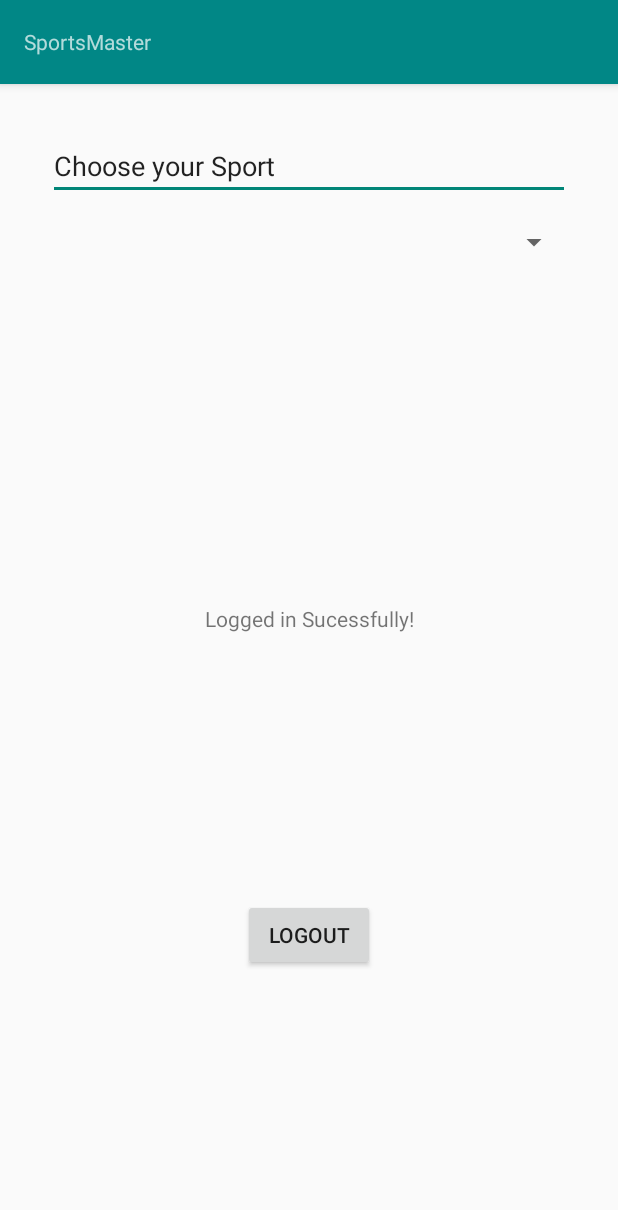
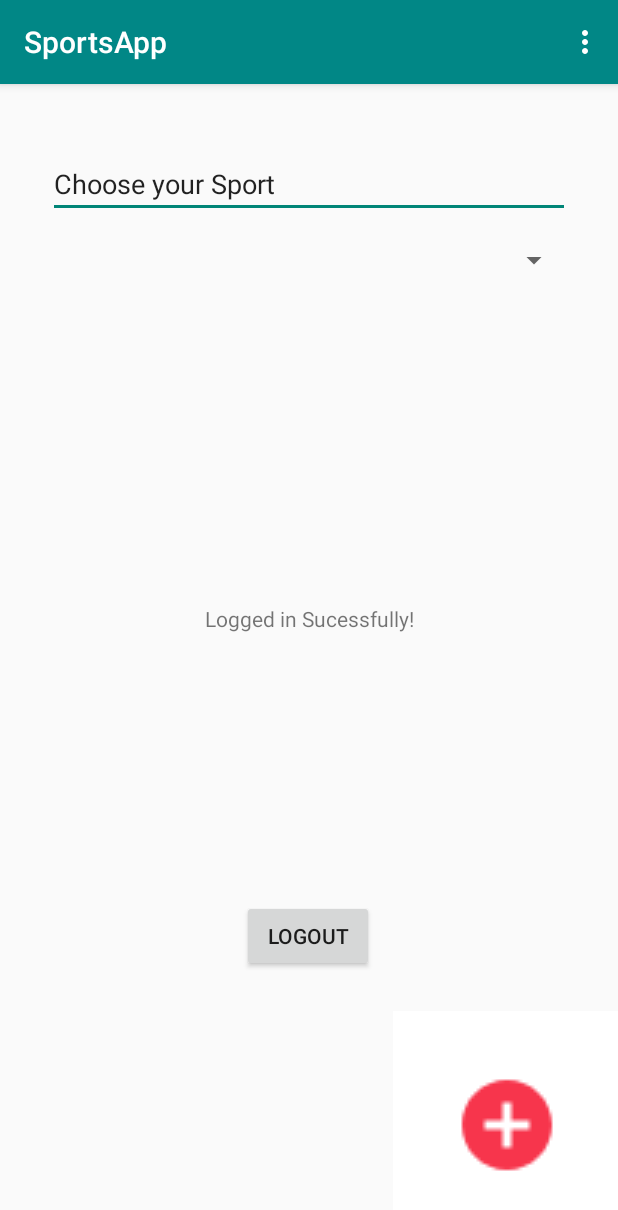
Before and after one commit to dominik-bregovic/My_Sports_App, an Android app: the MainActivity screen opened directly, with no data from a screen before it, on a phone screen of 412 x 824 dp. Shown: the top 1210 px of the screen. Run offline under Robolectric (Android 15) with nearby library versions, the phone set to English and light mode, and no system bars; our stand-ins replace Firebase (no records; nobody signed in at launch, a user with empty details on screens opened directly).

Commit message:
added toolbar to main

```diff
--- a/app/src/main/java/com/example/sports_app/MainActivity.kt
+++ b/app/src/main/java/com/example/sports_app/MainActivity.kt
@@ -3,7 +3,10 @@ package com.example.sports_app
 import android.content.Intent
 import androidx.appcompat.app.AppCompatActivity
 import android.os.Bundle
-import android.widget.Button
+import android.view.Menu
+import android.view.MenuItem
+import android.view.View
+import android.widget.*
 import androidx.appcompat.widget.Toolbar
 import com.google.firebase.auth.FirebaseAuth
 
@@ -15,18 +18,71 @@ class MainActivity : AppCompatActivity() {
         val toolbar = findViewById<Toolbar>(R.id.toolbar)
         setSupportActionBar(toolbar)
 
-
-
-
-
-
-
+        val addButton = findViewById<ImageButton>(R.id.btn_main_add)
+        addButton.setOnClickListener{
+            startActivity(Intent(this@MainActivity, AddingDataActivity::class.java))
+            finish()
+        }
         val logoutButton = findViewById<Button>(R.id.btn_main_logout)
         logoutButton.setOnClickListener{
             FirebaseAuth.getInstance().signOut()
-
-            startActivity(Intent(this@MainActivity, AddingDataActivity::class.java))
+            startActivity(Intent(this@MainActivity, LoginActivity::class.java))
             finish()
         }
+
+        createSpinner()
+    }
+
+    fun createSpinner(){
+        val db = DBHelper(this, null)
+        val courser = db.getSports()
+        val list: MutableList<String> = ArrayList()
+        val spinner = findViewById<Spinner>(R.id.spinnerSports)
+        courser!!.moveToFirst()
+        try {
+            while (courser.moveToNext()) {
+                list.add(courser.getString(courser.getColumnIndex(DBHelper.SPORT_COL)))
+            }
+        } finally {
+            courser.close();
+        }
+
+        if (spinner != null) {
+            val adapter = ArrayAdapter(this,
+                android.R.layout.simple_spinner_item, list)
+            spinner.adapter = adapter
+        }
+
+        spinner.onItemSelectedListener = object :
+            AdapterView.OnItemSelectedListener {
+            override fun onItemSelected(parent: AdapterView<*>,
+                                        view: View, position: Int, id: Long) {
+                Toast.makeText(this@MainActivity,
+                    list[position], Toast.LENGTH_SHORT).show()
+            }
+
+            override fun onNothingSelected(parent: AdapterView<*>) {
+                // write code to perform some action
+            }
+        }
+    }
+
+    fun changeToSelectedView(sport: String){
+        startActivity(Intent(this@MainActivity, LoginActivity::class.java))
+        finish()
+    }
+
+    override fun onCreateOptionsMenu(menu: Menu?): Boolean {
+        menuInflater.inflate(R.menu.main_menu, menu)
+        return true
+    }
+
+    override fun onOptionsItemSelected(item: MenuItem): Boolean {
+        if (item.itemId == R.id.tb_menu_logout){
+            FirebaseAuth.getInstance().signOut()
+            startActivity(Intent(this@MainActivity, LoginActivity::class.java))
+            finish()
+        }
+        return super.onOptionsItemSelected(item)
     }
 }
--- /dev/null
+++ b/app/src/main/res/drawable-anydpi/ic_action_add.xml
@@ -0,0 +1,11 @@
+<vector xmlns:android="http://schemas.android.com/apk/res/android"
+    android:width="24dp"
+    android:height="24dp"
+    android:viewportWidth="24"
+    android:viewportHeight="24"
+    android:tint="#F5021F"
+    android:alpha="0.8">
+  <path
+      android:fillColor="@android:color/white"
+      android:pathData="M12,2C6.48,2 2,6.48 2,12s4.48,10 10,10 10,-4.48 10,-10S17.52,2 12,2zM17,13h-4v4h-2v-4L7,13v-2h4L11,7h2v4h4v2z"/>
+</vector>
--- a/app/src/main/res/layout/activity_login.xml
+++ b/app/src/main/res/layout/activity_login.xml
@@ -5,6 +5,7 @@
     android:layout_width="match_parent"
     android:layout_height="match_parent"
     tools:context=".LoginActivity">
+
 
     <ImageView
         android:id="@+id/iv_login_header_picture"
--- a/app/src/main/res/layout/activity_main.xml
+++ b/app/src/main/res/layout/activity_main.xml
@@ -7,8 +7,14 @@
     tools:context=".MainActivity">
 
     <include
-        android:id="@+id/include"
+        android:id="@+id/toolbar"
         layout="@layout/toolbar" />
+
+<!--    <include-->
+<!--        android:id="@+id/tb_menu_logout"-->
+<!--        layout="@layout/toolbar"-->
+<!--        tools:layout_editor_absoluteX="-16dp"-->
+<!--        tools:layout_editor_absoluteY="132dp" />-->
 
     <TextView
         android:id="@+id/textView"
@@ -27,8 +33,10 @@
         android:text="Logout"
         app:layout_constraintBottom_toBottomOf="parent"
         app:layout_constraintEnd_toEndOf="parent"
+        app:layout_constraintHorizontal_bias="0.498"
         app:layout_constraintStart_toStartOf="parent"
-        app:layout_constraintTop_toBottomOf="@+id/textView" />
+        app:layout_constraintTop_toBottomOf="@+id/textView"
+        app:layout_constraintVertical_bias="0.503" />
 
     <Spinner
         android:id="@+id/spinnerSports"
@@ -45,7 +53,7 @@
         android:layout_width="match_parent"
         android:layout_height="wrap_content"
         android:layout_marginStart="32dp"
-        android:layout_marginTop="32dp"
+        android:layout_marginTop="100dp"
         android:layout_marginEnd="32dp"
         android:ems="10"
         android:gravity="start|top"
@@ -54,6 +62,21 @@
         app:layout_constraintEnd_toEndOf="parent"
         app:layout_constraintHorizontal_bias="0.0"
         app:layout_constraintStart_toStartOf="parent"
-        app:layout_constraintTop_toBottomOf="@+id/include" />
+        app:layout_constraintTop_toTopOf="parent" />
+
+    <ImageButton
+        android:id="@+id/btn_main_add"
+        android:layout_width="50dp"
+        android:layout_height="50dp"
+        android:layout_marginEnd="50dp"
+        android:layout_marginBottom="50dp"
+        android:adjustViewBounds="false"
+        android:background="@color/white"
+        android:scaleX="3"
+        android:scaleY="3"
+        app:layout_constraintBottom_toBottomOf="parent"
+        app:layout_constraintEnd_toEndOf="parent"
+        app:srcCompat="@drawable/ic_action_add" />
+
 
 </androidx.constraintlayout.widget.ConstraintLayout>
--- a/app/src/main/res/layout/toolbar.xml
+++ b/app/src/main/res/layout/toolbar.xml
@@ -8,9 +8,6 @@
     android:theme="@style/ThemeOverlay.AppCompat.Dark.ActionBar"
     >
 
-    <TextView
-        android:layout_width="wrap_content"
-        android:layout_height="wrap_content"
-        android:text="SportsMaster"/>
+
 
 </androidx.appcompat.widget.Toolbar>
--- /dev/null
+++ b/app/src/main/res/menu/main_menu.xml
@@ -0,0 +1,10 @@
+<?xml version="1.0" encoding="utf-8"?>
+<menu xmlns:android="http://schemas.android.com/apk/res/android">
+    <item android:id="@+id/tb_menu_logout"
+        android:title="Logout"
+        android:orderInCategory="100"
+        android:actionLayout="@layout/toolbar">
+
+    </item>
+
+</menu>
--- a/app/src/main/res/values/dimen.xml
+++ b/app/src/main/res/values/dimen.xml
@@ -4,6 +4,8 @@
     <dimen name="fab_margin">16dp</dimen>
 
     <!-- Global variables -->
+    <dimen name="tb_toolbar">28sp</dimen>
+
     <dimen name="et_16sp_textsize">16sp</dimen>
     <dimen name="et_16dp_padding">16dp</dimen>
 
--- a/app/src/main/res/values/strings.xml
+++ b/app/src/main/res/values/strings.xml
@@ -7,6 +7,10 @@
     <string name="second_fragment_label">Second Fragment</string>
     <string name="next">Next</string>
     <string name="previous">Previous</string>
+
+    <!-- Toolbar -->
+    <string name="tb_toolbar_title_text">Sports Master</string>
+    <string name="tb_toolbar_logout_text">Logout</string>
 
     <!-- LOGIN SCREEN -->
     <string name="tv_login_title_text">Welcome!</string>
@@ -41,5 +45,7 @@
     <string name="et_addingdata_item_text">Enter item</string>
     <string name="btn_addingdata_submit_text">Submit</string>
     <string name="tv_addingdata_login_text"><u>Back</u></string>
+    <string name="tv_showsportequipment_text">nothing in your collection yet ....</string>
+    <string name="tv_showsport_text">Sport</string>
 
 </resources>
```
Also changed, not shown: app/src/main/AndroidManifest.xml (+7 -3 lines), app/src/main/java/com/example/sports_app/AddingDataActivity.kt (+10 -10 lines), app/src/main/java/com/example/sports_app/DBHelper.kt (+8 -8 lines), app/src/main/java/com/example/sports_app/LoginActivity.kt (+28 -0 lines), app/src/main/java/com/example/sports_app/ShowSportActivity.kt (added, +11 -0 lines), app/src/main/res/layout/activity_adding_data.xml (+15 -13 lines), app/src/main/res/layout/activity_show_sport.xml (added, +32 -0 lines), app/src/main/res/drawable-hdpi/ic_action_add.png (added), app/src/main/res/drawable-mdpi/ic_action_add.png (added), app/src/main/res/drawable-xhdpi/ic_action_add.png (added), app/src/main/res/drawable-xxhdpi/ic_action_add.png (added).
